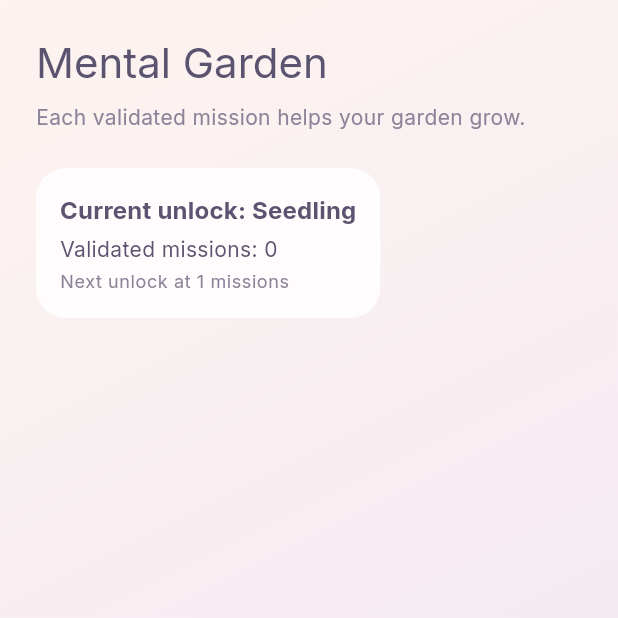
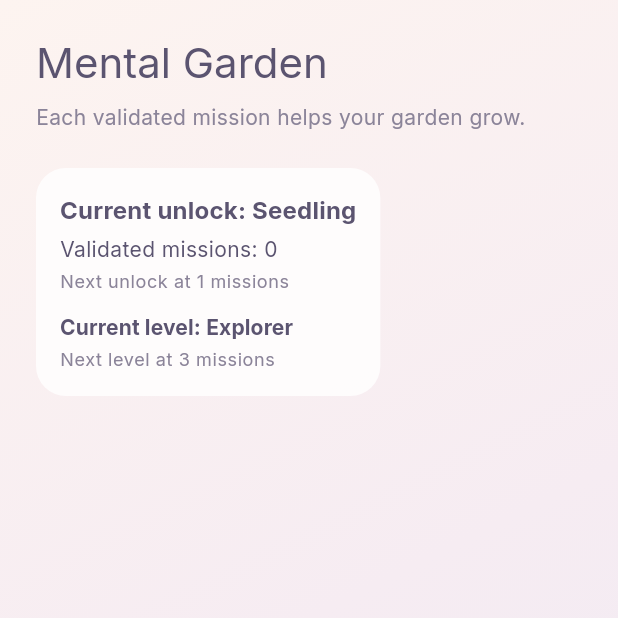
Before and after one commit to DelukDoabi/Mindow, a Flutter app: the GardenScreen screen opened by its route, on a phone screen of 412 x 824 dp, the top half of it. Run offline on Flutter 3.47's test engine with Material 3 defaults, Android fonts, the phone set to English and light mode, and no system bars; our stand-ins replace flutter_riverpod, freezed_annotation, go_router, google_fonts, hive_ce, hive_ce_flutter and 3 more; missing offline and left inert: posthog_flutter; accounts and stored records are empty; generated files the repository leaves out were written again.

Commit message:
feat(gamification): implement story 4.2 level progression

```diff
--- a/_bmad-output/implementation-artifacts/sprint-status.yaml
+++ b/_bmad-output/implementation-artifacts/sprint-status.yaml
@@ -75,7 +75,7 @@ development_status:
   # Epic 4: Gamification — Garden, Levels & Achievements
   epic-4: in-progress
   4-1-mental-garden-growth: review
-  4-2-level-progression: backlog
+  4-2-level-progression: review
   4-3-achievements-streak: backlog
   epic-4-retrospective: optional
 
--- a/assets/l10n/app_en.arb
+++ b/assets/l10n/app_en.arb
@@ -373,6 +373,31 @@
   "gardenElementRiver": "River",
   "gardenElementAnimals": "Animals",
   "gardenElementLandscape": "Landscape",
+  "levelCurrentTier": "Current level: {level}",
+  "@levelCurrentTier": {
+    "description": "Current level label shown on the garden progression card",
+    "placeholders": {
+      "level": {
+        "type": "String",
+        "description": "Localized current level name"
+      }
+    }
+  },
+  "levelNextUnlock": "Next level at {count} missions",
+  "@levelNextUnlock": {
+    "description": "Hint showing the mission count needed for next level",
+    "placeholders": {
+      "count": {
+        "type": "int",
+        "description": "Required number of missions for the next level"
+      }
+    }
+  },
+  "levelTierExplorateur": "Explorer",
+  "levelTierAllegeur": "Reliever",
+  "levelTierEspritClair": "Clear Mind",
+  "levelTierEspritLeger": "Light Mind",
+  "levelTierMaitreDuCalme": "Calm Master",
   "editSheetTitle": "Edit preoccupation",
   "@editSheetTitle": {
     "description": "Title of the edit preoccupation bottom sheet"
--- a/assets/l10n/app_fr.arb
+++ b/assets/l10n/app_fr.arb
@@ -124,6 +124,31 @@
   "gardenElementRiver": "Rivière",
   "gardenElementAnimals": "Animaux",
   "gardenElementLandscape": "Paysage",
+  "levelCurrentTier": "Niveau actuel : {level}",
+  "@levelCurrentTier": {
+    "description": "Libellé du niveau actuel affiché sur la carte de progression du jardin",
+    "placeholders": {
+      "level": {
+        "type": "String",
+        "description": "Nom localisé du niveau actuel"
+      }
+    }
+  },
+  "levelNextUnlock": "Prochain niveau à {count} missions",
+  "@levelNextUnlock": {
+    "description": "Indication du nombre de missions requis pour le niveau suivant",
+    "placeholders": {
+      "count": {
+        "type": "int",
+        "description": "Nombre requis de missions pour le prochain niveau"
+      }
+    }
+  },
+  "levelTierExplorateur": "Explorateur",
+  "levelTierAllegeur": "Allégeur",
+  "levelTierEspritClair": "Esprit Clair",
+  "levelTierEspritLeger": "Esprit Léger",
+  "levelTierMaitreDuCalme": "Maître du Calme",
   "editSheetTitle": "Modifier la préoccupation",
   "editSheetSaveButton": "Enregistrer",
   "editSheetDeleteButton": "Supprimer",
--- a/lib/core/l10n/app_localizations.dart
+++ b/lib/core/l10n/app_localizations.dart
@@ -680,6 +680,48 @@ abstract class AppLocalizations {
   /// **'Landscape'**
   String get gardenElementLandscape;
 
+  /// Current level label shown on the garden progression card
+  ///
+  /// In en, this message translates to:
+  /// **'Current level: {level}'**
+  String levelCurrentTier(String level);
+
+  /// Hint showing the mission count needed for next level
+  ///
+  /// In en, this message translates to:
+  /// **'Next level at {count} missions'**
+  String levelNextUnlock(int count);
+
+  /// No description provided for @levelTierExplorateur.
+  ///
+  /// In en, this message translates to:
+  /// **'Explorer'**
+  String get levelTierExplorateur;
+
+  /// No description provided for @levelTierAllegeur.
+  ///
+  /// In en, this message translates to:
+  /// **'Reliever'**
+  String get levelTierAllegeur;
+
+  /// No description provided for @levelTierEspritClair.
+  ///
+  /// In en, this message translates to:
+  /// **'Clear Mind'**
+  String get levelTierEspritClair;
+
+  /// No description provided for @levelTierEspritLeger.
+  ///
+  /// In en, this message translates to:
+  /// **'Light Mind'**
+  String get levelTierEspritLeger;
+
+  /// No description provided for @levelTierMaitreDuCalme.
+  ///
+  /// In en, this message translates to:
+  /// **'Calm Master'**
+  String get levelTierMaitreDuCalme;
+
   /// Title of the edit preoccupation bottom sheet
   ///
   /// In en, this message translates to:
--- a/lib/core/l10n/app_localizations_en.dart
+++ b/lib/core/l10n/app_localizations_en.dart
@@ -321,6 +321,31 @@ class AppLocalizationsEn extends AppLocalizations {
   String get gardenElementLandscape => 'Landscape';
 
   @override
+  String levelCurrentTier(String level) {
+    return 'Current level: $level';
+  }
+
+  @override
+  String levelNextUnlock(int count) {
+    return 'Next level at $count missions';
+  }
+
+  @override
+  String get levelTierExplorateur => 'Explorer';
+
+  @override
+  String get levelTierAllegeur => 'Reliever';
+
+  @override
+  String get levelTierEspritClair => 'Clear Mind';
+
+  @override
+  String get levelTierEspritLeger => 'Light Mind';
+
+  @override
+  String get levelTierMaitreDuCalme => 'Calm Master';
+
+  @override
   String get editSheetTitle => 'Edit preoccupation';
 
   @override
--- a/lib/features/gamification/garden_providers.dart
+++ b/lib/features/gamification/garden_providers.dart
@@ -6,10 +6,10 @@ import 'package:mindow/features/brain_dump/brain_dump_providers.dart';
 import 'package:mindow/features/gamification/domain/garden_state.dart';
 import 'package:mindow/features/missions/domain/mission_validated_event.dart';
 
-final gardenStateProvider = Provider<GardenState>((ref) {
+final missionValidatedEventsProvider = Provider<List<MissionValidatedEvent>>((ref) {
   ref.watch(projectionRevisionProvider);
 
-  final validatedEvents = const ReplayEngine().replay<List<MissionValidatedEvent>>(
+  return const ReplayEngine().replay<List<MissionValidatedEvent>>(
     initialState: <MissionValidatedEvent>[],
     envelopes: ref
         .watch(eventStoreProvider)
@@ -21,6 +21,9 @@ final gardenStateProvider = Provider<GardenState>((ref) {
       return <MissionValidatedEvent>[...state, event];
     },
   );
+});
 
+final gardenStateProvider = Provider<GardenState>((ref) {
+  final validatedEvents = ref.watch(missionValidatedEventsProvider);
   return gardenStateFromMissionValidatedEvents(validatedEvents);
 });
--- /dev/null
+++ b/lib/features/gamification/level_providers.dart
@@ -0,0 +1,8 @@
+import 'package:flutter_riverpod/flutter_riverpod.dart';
+import 'package:mindow/features/gamification/domain/level_state.dart';
+import 'package:mindow/features/gamification/garden_providers.dart';
+
+final levelStateProvider = Provider<LevelState>((ref) {
+  final validatedEvents = ref.watch(missionValidatedEventsProvider);
+  return levelStateFromMissionValidatedEvents(validatedEvents);
+});
--- a/lib/features/gamification/presentation/garden_screen.dart
+++ b/lib/features/gamification/presentation/garden_screen.dart
@@ -5,7 +5,9 @@ import 'package:mindow/core/design_system/aurore_spacing.dart';
 import 'package:mindow/core/design_system/widgets/aurore_canvas.dart';
 import 'package:mindow/core/l10n/app_localizations.dart';
 import 'package:mindow/features/gamification/domain/garden_state.dart';
+import 'package:mindow/features/gamification/domain/level_state.dart';
 import 'package:mindow/features/gamification/garden_providers.dart';
+import 'package:mindow/features/gamification/level_providers.dart';
 
 class GardenScreen extends ConsumerWidget {
   const GardenScreen({super.key});
@@ -13,7 +15,8 @@ class GardenScreen extends ConsumerWidget {
   @override
   Widget build(BuildContext context, WidgetRef ref) {
     final l10n = AppLocalizations.of(context);
-    final state = ref.watch(gardenStateProvider);
+    final gardenState = ref.watch(gardenStateProvider);
+    final levelState = ref.watch(levelStateProvider);
     final textTheme = Theme.of(context).textTheme;
 
     return AuroreCanvas(
@@ -47,7 +50,7 @@ class GardenScreen extends ConsumerWidget {
                     children: [
                       Text(
                         l10n.gardenCurrentElement(
-                          _gardenElementLabel(l10n, state.currentElement),
+                          _gardenElementLabel(l10n, gardenState.currentElement),
                         ),
                         style: textTheme.titleMedium?.copyWith(
                           fontWeight: FontWeight.w700,
@@ -55,13 +58,31 @@ class GardenScreen extends ConsumerWidget {
                       ),
                       const SizedBox(height: AuroreSpacing.xs),
                       Text(
-                        l10n.gardenCompletedMissions(state.completedMissions),
+                        l10n.gardenCompletedMissions(gardenState.completedMissions),
                         style: textTheme.bodyMedium,
                       ),
-                      if (state.nextUnlockAt > 0) ...[
+                      if (gardenState.nextUnlockAt > 0) ...[
                         const SizedBox(height: AuroreSpacing.xs),
                         Text(
-                          l10n.gardenNextUnlock(state.nextUnlockAt),
+                          l10n.gardenNextUnlock(gardenState.nextUnlockAt),
+                          style: textTheme.bodySmall?.copyWith(
+                            color: AuroreColors.inkMuted,
+                          ),
+                        ),
+                      ],
+                      const SizedBox(height: AuroreSpacing.md),
+                      Text(
+                        l10n.levelCurrentTier(
+                          _levelTierLabel(l10n, levelState.currentTier),
+                        ),
+                        style: textTheme.titleSmall?.copyWith(
+                          fontWeight: FontWeight.w700,
+                        ),
+                      ),
+                      if (levelState.nextUnlockAt > 0) ...[
+                        const SizedBox(height: AuroreSpacing.xs),
+                        Text(
+                          l10n.levelNextUnlock(levelState.nextUnlockAt),
                           style: textTheme.bodySmall?.copyWith(
                             color: AuroreColors.inkMuted,
                           ),
@@ -79,6 +100,16 @@ class GardenScreen extends ConsumerWidget {
   }
 }
 
+String _levelTierLabel(AppLocalizations l10n, LevelTier tier) {
+  return switch (tier) {
+    LevelTier.explorateur => l10n.levelTierExplorateur,
+    LevelTier.allegeur => l10n.levelTierAllegeur,
+    LevelTier.espritClair => l10n.levelTierEspritClair,
+    LevelTier.espritLeger => l10n.levelTierEspritLeger,
+    LevelTier.maitreDuCalme => l10n.levelTierMaitreDuCalme,
+  };
+}
+
 String _gardenElementLabel(AppLocalizations l10n, GardenElement element) {
   return switch (element) {
     GardenElement.seedling => l10n.gardenElementSeedling,
```
Also changed, not shown: lib/core/l10n/app_localizations_fr.dart (+25 -0 lines), lib/features/gamification/domain/level_state.dart (added, +78 -0 lines), 5 other files.
